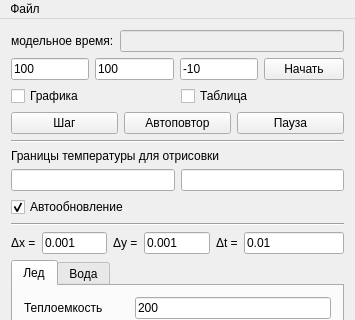
Before: the Qt Designer form displaymeltmodel.ui in AndreyMlashkin/stefanoproblem, drawn with Qt 5; both pictures show x 0 to 355 and y 0 to 320 of the 355 by 583 pixel window.
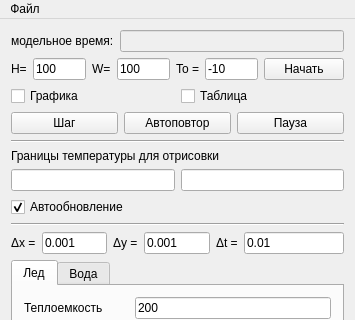
After: the same form once the commit is applied.

```diff
--- a/displaymeltmodel.ui
+++ b/displaymeltmodel.ui
@@ -38,6 +38,13 @@
     </item>
     <item>
      <layout class="QHBoxLayout" name="controlPanel">
+      <item>
+       <widget class="QLabel" name="label_15">
+        <property name="text">
+         <string>H=</string>
+        </property>
+       </widget>
+      </item>
       <item>
        <widget class="QLineEdit" name="x">
         <property name="text">
@@ -45,6 +52,13 @@
         </property>
        </widget>
       </item>
+      <item>
+       <widget class="QLabel" name="label_14">
+        <property name="text">
+         <string>W=</string>
+        </property>
+       </widget>
+      </item>
       <item>
        <widget class="QLineEdit" name="y">
         <property name="text">
@@ -52,6 +66,13 @@
         </property>
        </widget>
       </item>
+      <item>
+       <widget class="QLabel" name="label_13">
+        <property name="text">
+         <string>To =</string>
+        </property>
+       </widget>
+      </item>
       <item>
        <widget class="QLineEdit" name="startTemp">
         <property name="text">
```
Left out of the diff: 2 changed lines with no effect on the pictures.
